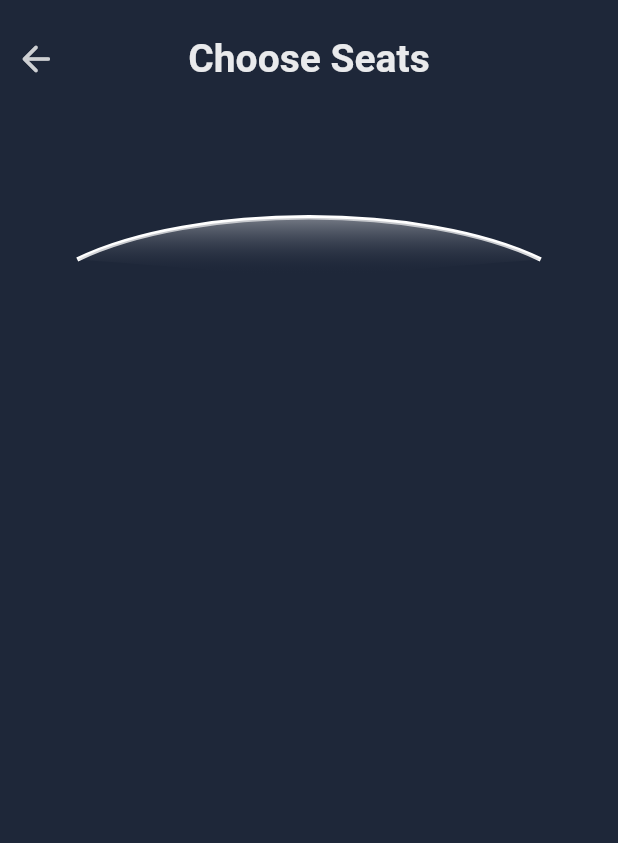
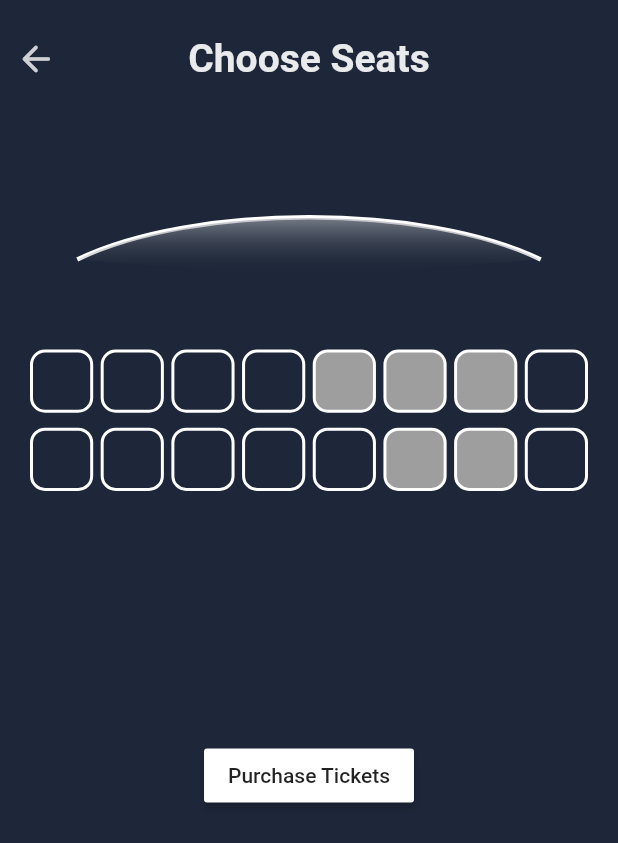
Before and after one commit to MatthieuNadeau96/movie_theater, a Flutter app: the SeatScreen screen opened directly, on a phone screen of 412 x 824 dp. Shown: the top 843 px of the screen. Run offline on Flutter 3.47's test engine with Material 2 defaults, Android fonts, the phone set to English and light mode, and no system bars; our stand-ins replace auto_size_text, carousel_slider, dio, rxdart; network calls fail.

Commit message:
Created Seats

```diff
--- /dev/null
+++ b/lib/model/seat.dart
@@ -0,0 +1,13 @@
+import 'package:flutter/material.dart';
+
+class Seat {
+  Color color;
+  bool isTaken;
+  bool userSelected;
+
+  Seat({
+    this.color,
+    this.isTaken,
+    this.userSelected,
+  });
+}
--- /dev/null
+++ b/lib/repository/seat_data.dart
@@ -0,0 +1,27 @@
+import 'package:flutter/material.dart';
+import 'package:movie_theater/model/seat.dart';
+
+List<Seat> getSeats() {
+  List<Seat> seats = [
+    Seat(color: Colors.blue, isTaken: false, userSelected: false),
+    Seat(color: Colors.blue, isTaken: false, userSelected: false),
+    Seat(color: Colors.blue, isTaken: false, userSelected: false),
+    Seat(color: Colors.blue, isTaken: false, userSelected: false),
+    //
+    Seat(color: Colors.blue, isTaken: true, userSelected: false),
+    Seat(color: Colors.blue, isTaken: true, userSelected: false),
+    Seat(color: Colors.blue, isTaken: true, userSelected: false),
+    Seat(color: Colors.blue, isTaken: false, userSelected: false),
+    //
+    Seat(color: Colors.blue, isTaken: false, userSelected: false),
+    Seat(color: Colors.blue, isTaken: false, userSelected: false),
+    Seat(color: Colors.blue, isTaken: false, userSelected: false),
+    Seat(color: Colors.blue, isTaken: false, userSelected: false),
+    //
+    Seat(color: Colors.blue, isTaken: false, userSelected: false),
+    Seat(color: Colors.blue, isTaken: true, userSelected: false),
+    Seat(color: Colors.blue, isTaken: true, userSelected: false),
+    Seat(color: Colors.blue, isTaken: false, userSelected: false),
+  ];
+  return seats;
+}
--- a/lib/screens/seat_screen.dart
+++ b/lib/screens/seat_screen.dart
@@ -1,4 +1,6 @@
 import 'package:flutter/material.dart';
+import 'package:movie_theater/model/seat.dart';
+import 'package:movie_theater/repository/seat_data.dart';
 import 'package:movie_theater/widgets/projector.dart';
 
 class SeatScreen extends StatefulWidget {
@@ -7,6 +9,17 @@ class SeatScreen extends StatefulWidget {
 }
 
 class _SeatScreenState extends State<SeatScreen> {
+  List<Seat> seats = List<Seat>();
+
+  double totalPrice = 0;
+
+  @override
+  void initState() {
+    // TODO: implement initState
+    super.initState();
+    seats = getSeats();
+  }
+
   @override
   Widget build(BuildContext context) {
     final Size deviceSize = MediaQuery.of(context).size;
@@ -64,6 +77,61 @@ class _SeatScreenState extends State<SeatScreen> {
                 margin: EdgeInsets.symmetric(horizontal: 20),
                 child: Projector(),
               ),
+              SizedBox(height: 60),
+              Container(
+                margin: EdgeInsets.symmetric(horizontal: 20),
+                height: 200,
+                child: GridView.count(
+                  crossAxisCount: 8,
+                  mainAxisSpacing: 10,
+                  crossAxisSpacing: 5,
+                  children: [
+                    ...seats.map(
+                      (Seat seat) => GestureDetector(
+                        onTap: () {
+                          if (!seat.isTaken)
+                            setState(() {
+                              seat.userSelected = !seat.userSelected;
+                              print(_getTotal(seats));
+                              if (_getTotal(seats).isNotEmpty) {
+                                totalPrice =
+                                    _getTotal(seats).reduce((a, b) => a + b);
+                              } else {
+                                totalPrice = 0;
+                              }
+                            });
+                        },
+                        child: Container(
+                          height: 2,
+                          width: 2,
+                          decoration: BoxDecoration(
+                            borderRadius: BorderRadius.circular(10),
+                            border: Border.all(
+                              width: 2,
+                              color: Colors.white,
+                            ),
+                            color: seat.isTaken
+                                ? Colors.grey
+                                : seat.userSelected
+                                    ? Theme.of(context).accentColor
+                                    : Colors.transparent,
+                          ),
+                        ),
+                      ),
+                    ),
+                  ],
+                ),
+              ),
+              SizedBox(height: 60),
+              RaisedButton(
+                onPressed: () {},
+                child: Text(
+                  (totalPrice <= 0 || totalPrice == null)
+                      ? 'Purchase Tickets'
+                      : 'Pay \$$totalPrice ',
+                ),
+                color: Colors.white,
+              )
             ],
           ),
         ),
@@ -71,3 +139,12 @@ class _SeatScreenState extends State<SeatScreen> {
     );
   }
 }
+
+List _getTotal(List seats) {
+  List userSelectedSeats = [];
+  seats
+      .map((e) => e.userSelected ? userSelectedSeats.add(9.12) : null)
+      .toList();
+  print(userSelectedSeats);
+  return userSelectedSeats;
+}
```
